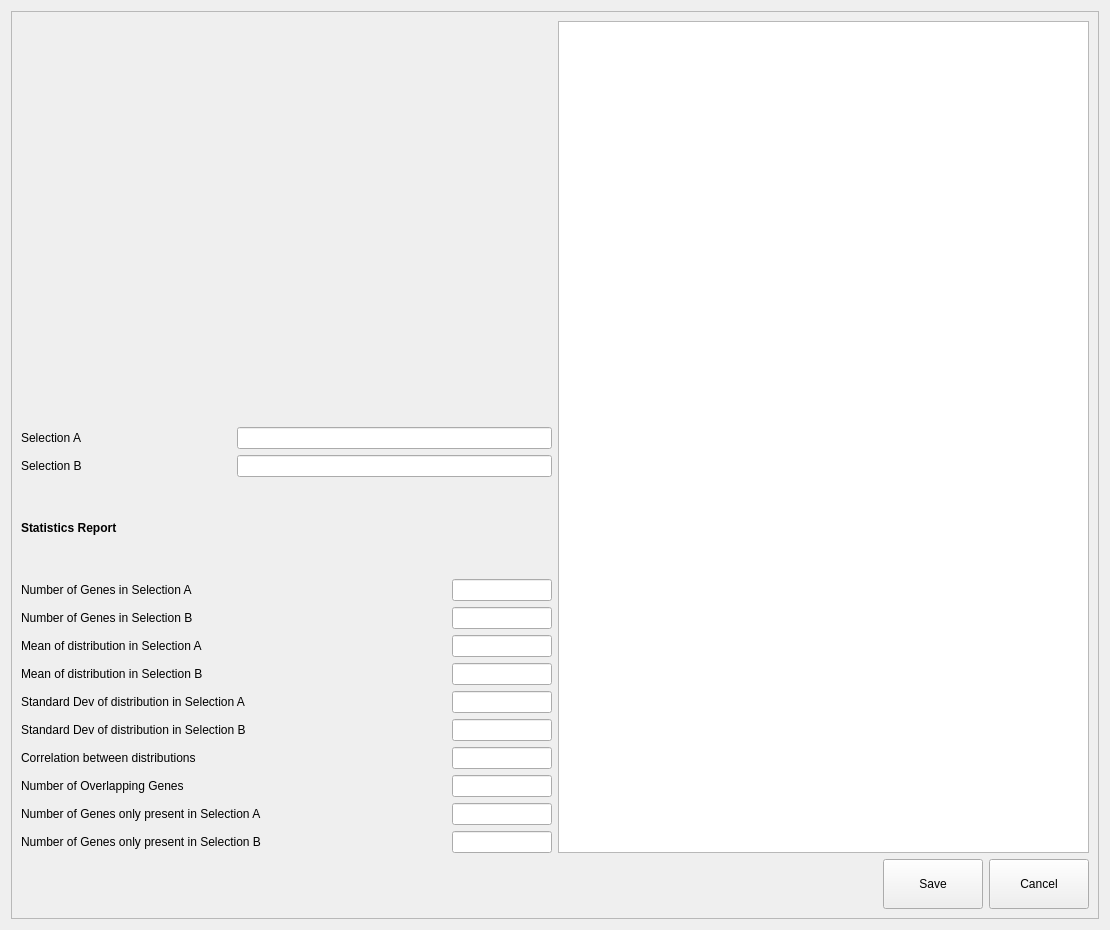
The window that assets/ui/ddaWidget.ui (jfnavarro/st_viewer) describes before a commit, drawn with Qt 5.
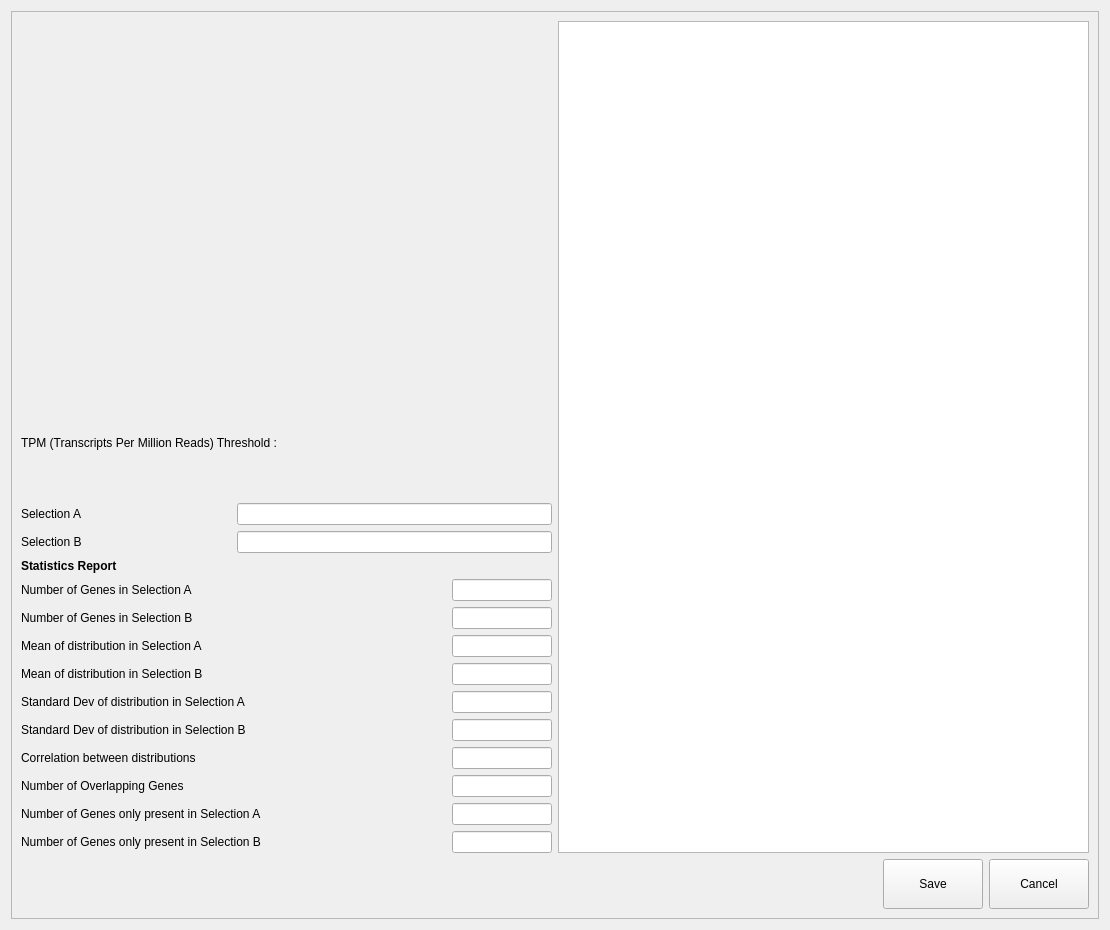
The same window after the commit. Icons and pictures are not drawn. Custom widgets are drawn as their Qt base class.

Commit message: Enabled slider bar in SpinBoxSlider and made it optional Added a slider bar (non functional) do ddaWidget Updated CMake configuration to support localhost environment

Diff of the .ui file:
```diff
--- a/assets/ui/ddaWidget.ui
+++ b/assets/ui/ddaWidget.ui
@@ -27,8 +27,8 @@
        <rect>
         <x>0</x>
         <y>0</y>
-        <width>1084</width>
-        <height>904</height>
+        <width>1069</width>
+        <height>922</height>
        </rect>
       </property>
       <layout class="QVBoxLayout" name="verticalLayout_3">
@@ -52,6 +52,16 @@
              </property>
             </widget>
            </item>
+           <item>
+            <widget class="QLabel" name="label_6">
+             <property name="text">
+              <string>TPM (Transcripts Per Million Reads) Threshold :</string>
+             </property>
+            </widget>
+           </item>
+           <item>
+            <widget class="SpinBoxSlider" name="tpmThreshold" native="true"/>
+           </item>
            <item>
             <layout class="QGridLayout" name="gridLayout">
              <item row="1" column="0">
@@ -440,6 +450,14 @@
    </item>
   </layout>
  </widget>
+ <customwidgets>
+  <customwidget>
+   <class>SpinBoxSlider</class>
+   <extends>QWidget</extends>
+   <header>customWidgets/SpinBoxSlider.h</header>
+   <container>1</container>
+  </customwidget>
+ </customwidgets>
  <resources>
   <include location="../../../st_client-build/application.qrc"/>
  </resources>
```
Left out of the diff: 248 changed lines with no effect on the pictures. The commit also changes 5 other files.
